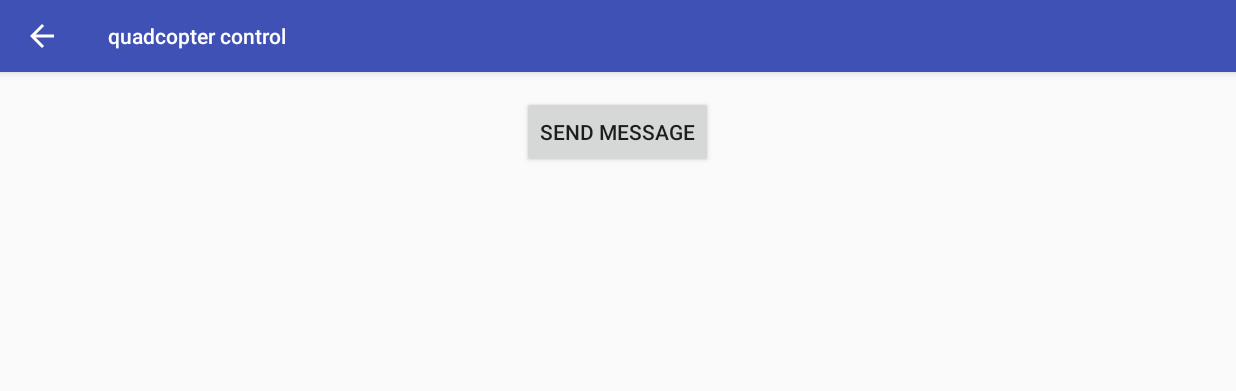
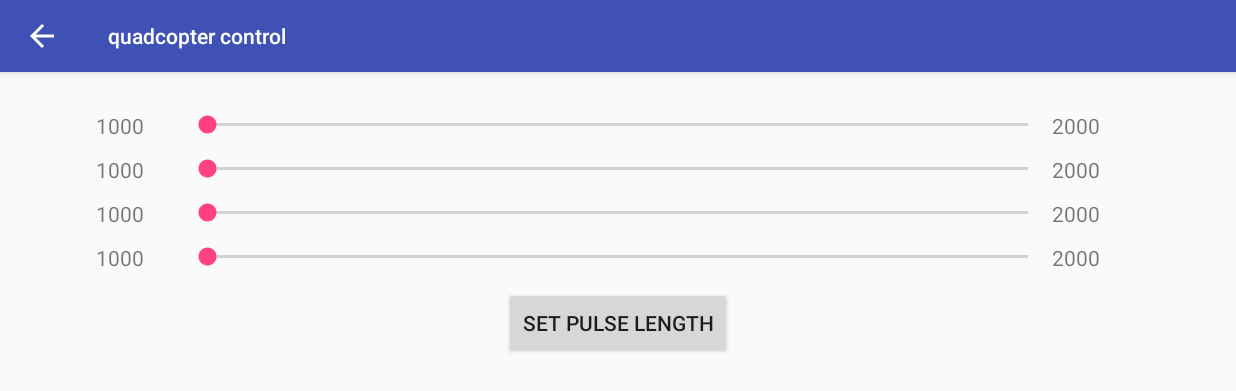
Before and after one commit to NiklasRolleberg/Udoo-neo-quadcopter, an Android app: the controlActivity screen opened directly, with no data from a screen before it, on a phone screen of 824 x 412 dp (held sideways). Shown: the top 391 px of the screen. Run offline under Robolectric (Android 15) with nearby library versions, the light colour scheme and no system bars; network calls fail.

Commit message:
Sliders for pulse length added in android app

```diff
--- a/Android/NEOQuadcopter/app/src/main/java/quadcopter/udooneo/neoquadcopter/View/controlActivity.java
+++ b/Android/NEOQuadcopter/app/src/main/java/quadcopter/udooneo/neoquadcopter/View/controlActivity.java
@@ -7,6 +7,7 @@ import android.support.v7.app.AppCompatActivity;
 import android.support.v7.widget.Toolbar;
 import android.view.View;
 import android.widget.Button;
+import android.widget.SeekBar;
 
 import quadcopter.udooneo.neoquadcopter.QuadcopterApplication;
 import quadcopter.udooneo.neoquadcopter.R;
@@ -16,6 +17,11 @@ public class controlActivity extends AppCompatActivity implements View.OnClickLi
 
     Model model = null;
     int i = 0;
+
+    SeekBar s1;
+    SeekBar s2;
+    SeekBar s3;
+    SeekBar s4;
 
     Button sendmessage;
 
@@ -28,12 +34,35 @@ public class controlActivity extends AppCompatActivity implements View.OnClickLi
 
         sendmessage = (Button) findViewById(R.id.controlview_button);
         sendmessage.setOnClickListener(this);
+
+        s1 = (SeekBar)findViewById(R.id.seekBar1);
+        s2 = (SeekBar)findViewById(R.id.seekBar2);
+        s3 = (SeekBar)findViewById(R.id.seekBar3);
+        s4 = (SeekBar)findViewById(R.id.seekBar4);
     }
 
     @Override
     public void onClick(View v) {
         //System.out.println("Click!");
-        model.send("Sent from android: " + (++i));
+        //time,mesagetype,(data)
+        //message types: 0 = set pulse length
+        //               1 = set something else
+        //model.send("00:00:00,0,1500,1500,1500,1500");
+
+        //get values fom sliders
+        //System.out.println("S1 progress:" + s1.getProgress() + " max:" + s1.getMax());
+
+        float progress1 = (float)s1.getProgress() / (float)s1.getMax();
+        float progress2 = (float)s2.getProgress() / (float)s2.getMax();
+        float progress3 = (float)s3.getProgress() / (float)s3.getMax();
+        float progress4 = (float)s4.getProgress() / (float)s4.getMax();
+
+        float pulse1 = 1000 + progress1*1000;
+        float pulse2 = 1000 + progress2*1000;
+        float pulse3 = 1000 + progress3*1000;
+        float pulse4 = 1000 + progress4*1000;
+
+        model.send("00:00:00,0," + (int)pulse1 + ","+(int)pulse2+","+(int)pulse3+","+(int)pulse4);
     }
 
     @Override
--- a/Android/NEOQuadcopter/app/src/main/res/layout/activity_control.xml
+++ b/Android/NEOQuadcopter/app/src/main/res/layout/activity_control.xml
@@ -13,14 +13,124 @@
         android:orientation="vertical"
         android:layout_width="match_parent"
         android:layout_height="match_parent"
-        android:gravity="top">
+        android:gravity="top"
+        android:weightSum="1">
+
+
+        <LinearLayout
+            android:layout_width="match_parent"
+            android:layout_height="wrap_content"
+            android:layout_marginTop="10dp">
+
+            <TextView
+                android:text="1000"
+                android:layout_width="wrap_content"
+                android:layout_height="wrap_content"
+                android:id="@+id/textView1"
+                android:layout_weight="1" />
+
+            <SeekBar
+                android:layout_width="wrap_content"
+                android:layout_height="wrap_content"
+                android:id="@+id/seekBar1"
+                android:layout_weight="20" />
+
+            <TextView
+                android:text="2000"
+                android:layout_width="wrap_content"
+                android:layout_height="wrap_content"
+                android:id="@+id/textView2"
+                android:layout_weight="1" />
+        </LinearLayout>
+
+        <LinearLayout
+            android:layout_width="match_parent"
+            android:layout_height="wrap_content"
+            android:layout_marginTop="10dp">
+
+            <TextView
+                android:text="1000"
+                android:layout_width="wrap_content"
+                android:layout_height="wrap_content"
+                android:id="@+id/textView3"
+                android:layout_weight="1" />
+
+            <SeekBar
+                android:layout_width="wrap_content"
+                android:layout_height="wrap_content"
+                android:id="@+id/seekBar2"
+                android:layout_weight="20" />
+
+            <TextView
+                android:text="2000"
+                android:layout_width="wrap_content"
+                android:layout_height="wrap_content"
+                android:id="@+id/textView4"
+                android:layout_weight="1" />
+        </LinearLayout>
+
+        <LinearLayout
+            android:layout_width="match_parent"
+            android:layout_height="wrap_content"
+            android:layout_marginTop="10dp">
+
+            <TextView
+                android:text="1000"
+                android:layout_width="wrap_content"
+                android:layout_height="wrap_content"
+                android:id="@+id/textView5"
+                android:layout_weight="1" />
+
+            <SeekBar
+                android:layout_width="wrap_content"
+                android:layout_height="wrap_content"
+                android:id="@+id/seekBar3"
+                android:layout_weight="20" />
+
+            <TextView
+                android:text="2000"
+                android:layout_width="wrap_content"
+                android:layout_height="wrap_content"
+                android:id="@+id/textView6"
+                android:layout_weight="1" />
+        </LinearLayout>
+
+        <LinearLayout
+            android:layout_width="match_parent"
+            android:layout_height="wrap_content"
+            android:layout_marginTop="10dp">
+
+            <TextView
+                android:text="1000"
+                android:layout_width="wrap_content"
+                android:layout_height="wrap_content"
+                android:id="@+id/textView7"
+                android:layout_weight="1" />
+
+            <SeekBar
+                android:layout_width="wrap_content"
+                android:layout_height="wrap_content"
+                android:id="@+id/seekBar4"
+                android:layout_weight="20" />
+
+            <TextView
+                android:text="2000"
+                android:layout_width="wrap_content"
+                android:layout_height="wrap_content"
+                android:id="@+id/textView8"
+                android:layout_weight="1" />
+        </LinearLayout>
+
 
         <Button
             android:layout_width="wrap_content"
             android:layout_height="wrap_content"
-            android:text="Send message"
+            android:text="Set pulse length"
             android:id="@+id/controlview_button"
-            android:layout_gravity="center_horizontal" />
+            android:layout_gravity="center_horizontal"
+            android:layout_marginTop="10dp"/>
 
     </LinearLayout>
+
+
 </RelativeLayout>
```
